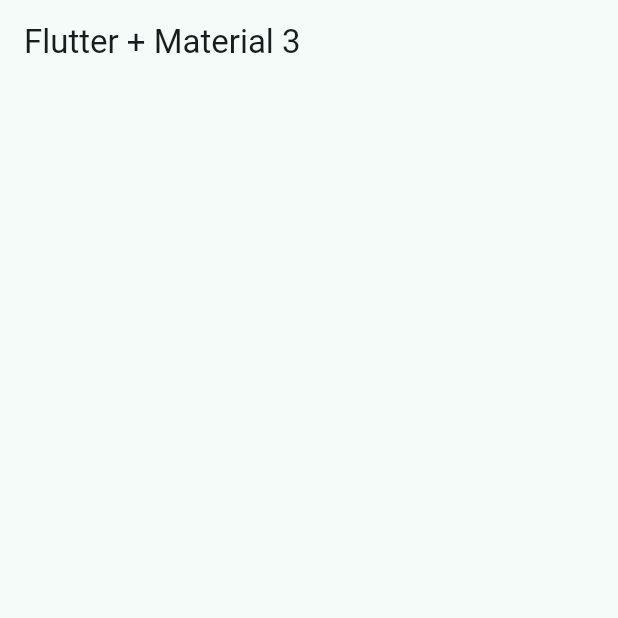
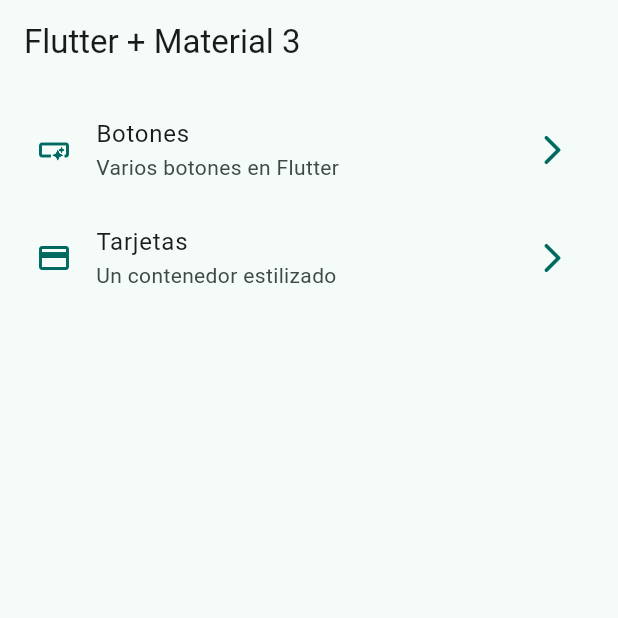
Before and after one commit to 4nacs4/Flutter-widgets-app, a Flutter app: the screen it shows after launch, on a phone screen of 412 x 824 dp, the top half of it. Run offline on Flutter 3.47's test engine with Material 2 defaults, Android fonts, the phone set to English and light mode, and no system bars.

Commit message:
Home Screen implementado

```diff
--- /dev/null
+++ b/lib/config/menu/menu_items.dart
@@ -0,0 +1,27 @@
+import 'package:flutter/material.dart';
+
+class MenuItem {
+  final String title;
+  final String subTitle;
+  final String link;
+  final IconData icon;
+
+  const MenuItem(
+      {required this.title,
+      required this.subTitle,
+      required this.link,
+      required this.icon});
+}
+
+const appMenuItems = <MenuItem>[
+  MenuItem(
+      title: 'Botones',
+      subTitle: 'Varios botones en Flutter',
+      link: '/buttons',
+      icon: Icons.smart_button_outlined),
+  MenuItem(
+      title: 'Tarjetas',
+      subTitle: 'Un contenedor estilizado',
+      link: '/card',
+      icon: Icons.credit_card)
+];
--- a/lib/menu/menu_items.dart
+++ /dev/null
@@ -1,20 +0,0 @@
-import 'package:flutter/material.dart';
-
-class MenuItem {
-  final String title;
-  final String subTitle;
-  final String link;
-  final IconData icon;
-
-  const MenuItem(
-      {required this.title,
-      required this.subTitle,
-      required this.link,
-      required this.icon});
-
-  static const appMenuItems = <MenuItem>[
-    MenuItem(title: 'Botones', subTitle: 'Varios botones en Flutter', link: '/buttons', icon: Icons.smart_button_outlined),
-        MenuItem(title: 'Tarjetas', subTitle: 'Un contenedor estilizado', link: '/card', icon: Icons.credit_card)
-
-  ];
-}
--- a/lib/presentation/screens/home/home_screen.dart
+++ b/lib/presentation/screens/home/home_screen.dart
@@ -1,4 +1,5 @@
 import 'package:flutter/material.dart';
+import 'package:widgets_app/config/menu/menu_items.dart';
 
 class HomeScreen extends StatelessWidget {
   const HomeScreen({super.key});
@@ -6,8 +7,44 @@ class HomeScreen extends StatelessWidget {
   @override
   Widget build(BuildContext context) {
     return Scaffold(
-      appBar: AppBar(
-        title: const Text('Flutter + Material 3')      ),
+      appBar: AppBar(title: const Text('Flutter + Material 3')),
+      body: _HomeView(),
     );
   }
 }
+
+class _HomeView extends StatelessWidget {
+  @override
+  Widget build(BuildContext context) {
+    appMenuItems;
+
+    return ListView.builder(
+      padding: const EdgeInsets.all(8),
+      itemCount: appMenuItems.length,
+      itemBuilder: (context, index) {
+        return _CustomListTile(menuItem: appMenuItems[index]);
+      },
+    );
+  }
+}
+
+class _CustomListTile extends StatelessWidget {
+  @override
+  const _CustomListTile({required this.menuItem});
+  final MenuItem menuItem;
+
+  @override
+  Widget build(BuildContext context) {
+    final colors = Theme.of(context).colorScheme;
+
+    return ListTile(
+      leading: Icon(menuItem.icon, color: colors.primary),
+      trailing: Icon(Icons.arrow_forward_ios_rounded, color: colors.primary,),
+      title: Text(menuItem.title),
+      subtitle: Text(menuItem.subTitle),
+      onTap: () {
+        // todo navegar a otra pantalla
+      },
+    );
+  }
+}
```
